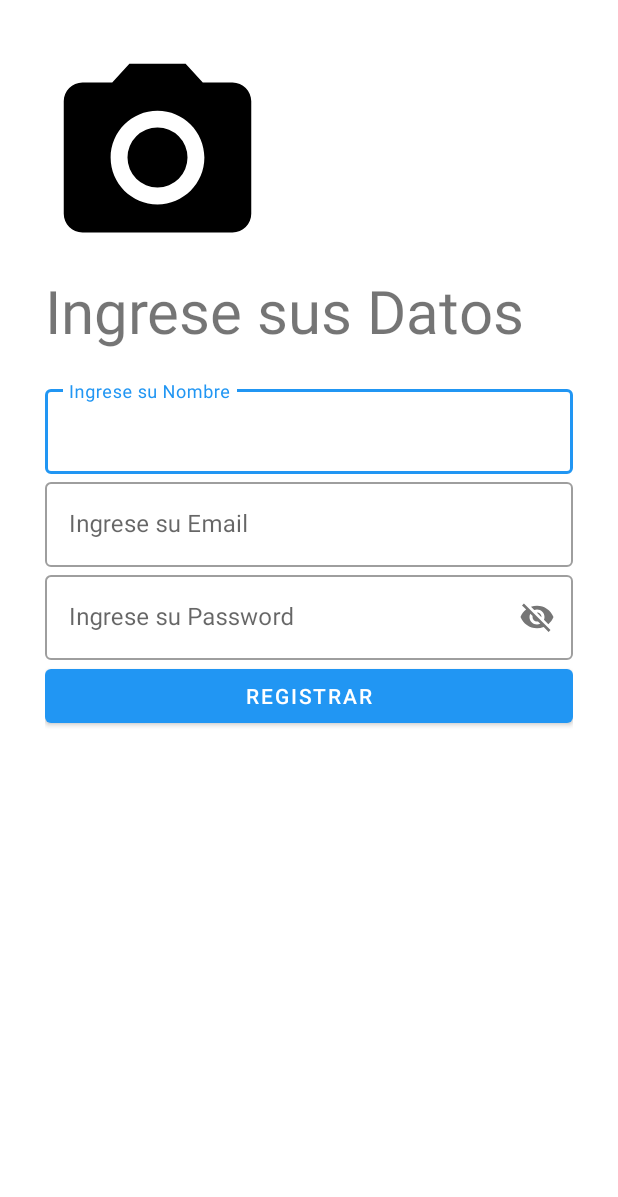
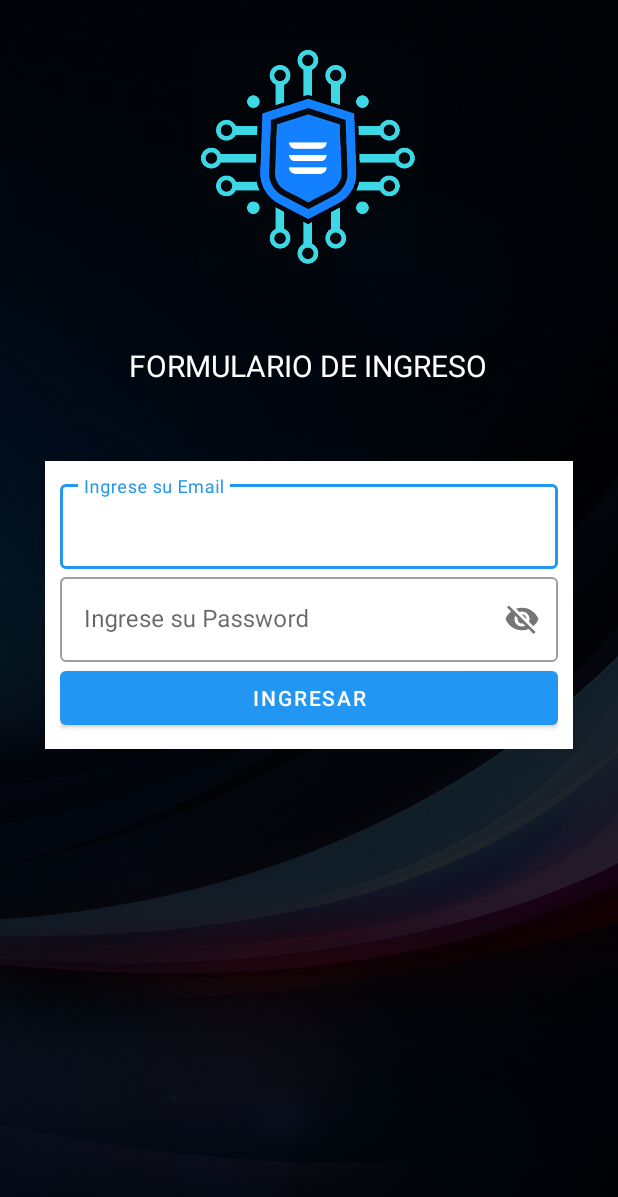
Before and after one commit to cristiamherreradaza/appElisa, an Android app: the screen it shows after launch (RegistroActivity before the commit, LoginActivity after it), on a phone screen of 412 x 824 dp. Shown: the top 1197 px of the screen. Run offline under Robolectric (Android 15) with nearby library versions, the light colour scheme and no system bars.

Commit message:
Se adiciono la funcion de login y splash screen

```diff
--- /dev/null
+++ b/app/src/main/java/net/goghu/elisa/SplashActivity.java
@@ -0,0 +1,25 @@
+package net.goghu.elisa;
+
+import androidx.appcompat.app.AppCompatActivity;
+
+import android.content.Intent;
+import android.os.Bundle;
+import android.os.Handler;
+
+public class SplashActivity extends AppCompatActivity {
+
+    @Override
+    protected void onCreate(Bundle savedInstanceState) {
+        super.onCreate(savedInstanceState);
+        setContentView(R.layout.activity_splash);
+
+        int secondsDelayed = 3;
+        new Handler().postDelayed(new Runnable() {
+            public void run() {
+                startActivity(new Intent(SplashActivity.this, LoginActivity.class));
+                finish();
+            }
+        }, secondsDelayed * 1000);
+
+    }
+}
--- a/app/src/main/res/layout/activity_login.xml
+++ b/app/src/main/res/layout/activity_login.xml
@@ -1,9 +1,82 @@
 <?xml version="1.0" encoding="utf-8"?>
-<androidx.constraintlayout.widget.ConstraintLayout xmlns:android="http://schemas.android.com/apk/res/android"
+<LinearLayout xmlns:android="http://schemas.android.com/apk/res/android"
     xmlns:app="http://schemas.android.com/apk/res-auto"
     xmlns:tools="http://schemas.android.com/tools"
     android:layout_width="match_parent"
     android:layout_height="match_parent"
-    tools:context=".LoginActivity">
+    android:orientation="vertical"
+    android:padding="30dp"
+    android:background="@drawable/fnd"
+    tools:context=".LoginActivity"
+    >
 
-</androidx.constraintlayout.widget.ConstraintLayout>
+    <ImageView
+        android:layout_width="150dp"
+        android:layout_height="150dp"
+        android:layout_gravity="center"
+        android:src="@drawable/escudo" />
+
+    <TextView
+        android:id="@+id/msg_registro"
+        android:layout_width="wrap_content"
+        android:layout_height="wrap_content"
+        android:layout_marginTop="50dp"
+        android:text="FORMULARIO DE INGRESO"
+        android:textColor="#ffffff"
+        android:layout_gravity="center"
+        android:textSize="20sp" />
+
+    <LinearLayout
+        android:layout_width="match_parent"
+        android:layout_height="wrap_content"
+        android:layout_marginTop="50dp"
+        android:layout_marginBottom="20dp"
+        android:background="#ffffff"
+        android:orientation="vertical"
+        android:padding="10dp"
+
+        >
+
+        <com.google.android.material.textfield.TextInputLayout
+            android:layout_width="match_parent"
+            android:layout_height="wrap_content"
+            android:id="@+id/txtEmail"
+
+            style="@style/Widget.MaterialComponents.TextInputLayout.OutlinedBox"
+            >
+
+            <com.google.android.material.textfield.TextInputEditText
+                android:layout_width="match_parent"
+                android:layout_height="wrap_content"
+                android:hint="@string/form_email" />
+
+        </com.google.android.material.textfield.TextInputLayout>
+
+        <com.google.android.material.textfield.TextInputLayout
+            android:layout_width="match_parent"
+            android:layout_height="wrap_content"
+            android:id="@+id/txtPassword"
+            app:passwordToggleEnabled="true"
+
+
+            style="@style/Widget.MaterialComponents.TextInputLayout.OutlinedBox"
+            >
+
+            <com.google.android.material.textfield.TextInputEditText
+                android:layout_width="match_parent"
+                android:layout_height="wrap_content"
+                android:hint="@string/form_password" />
+
+        </com.google.android.material.textfield.TextInputLayout>
+
+
+        <Button
+            android:id="@+id/btnRegistrar"
+            android:layout_width="match_parent"
+            android:layout_height="wrap_content"
+            android:onClick="Ingresa"
+            android:text="@string/btn_ingresar" />
+
+    </LinearLayout>
+
+</LinearLayout>
--- a/app/src/main/res/layout/activity_registro.xml
+++ b/app/src/main/res/layout/activity_registro.xml
@@ -6,7 +6,8 @@
     android:layout_height="match_parent"
     android:orientation="vertical"
     android:padding="30dp"
-    tools:context=".RegistroActivity">
+    tools:context=".RegistroActivity"
+    >
 
     <ImageView
         android:layout_width="150dp"
@@ -18,7 +19,7 @@
         android:layout_width="wrap_content"
         android:layout_height="wrap_content"
         android:text="@string/msg_registro"
-        android:textSize="40sp" />
+        android:textSize="20sp" />
 
     <LinearLayout
         android:layout_width="match_parent"
@@ -46,6 +47,7 @@
             android:layout_width="match_parent"
             android:layout_height="wrap_content"
             android:id="@+id/txtEmail"
+            android:paddingTop="10dp"
 
             style="@style/Widget.MaterialComponents.TextInputLayout.OutlinedBox"
             >
@@ -62,6 +64,8 @@
             android:layout_height="wrap_content"
             android:id="@+id/txtPassword"
             app:passwordToggleEnabled="true"
+            android:paddingTop="10dp"
+            android:paddingBottom="10dp"
 
             style="@style/Widget.MaterialComponents.TextInputLayout.OutlinedBox"
             >
@@ -73,12 +77,13 @@
 
         </com.google.android.material.textfield.TextInputLayout>
 
-        <com.google.android.material.button.MaterialButton
+
+        <Button
             android:id="@+id/btnRegistrar"
             android:layout_width="match_parent"
             android:layout_height="wrap_content"
             android:onClick="Envia"
-            android:text="@string/btn_registrar" />
+            android:text="Button" />
 
     </LinearLayout>
 
--- a/app/src/main/res/values/strings.xml
+++ b/app/src/main/res/values/strings.xml
@@ -15,5 +15,6 @@
     <string name="form_direccion">Ingrese su Direccion</string>
     <string name="form_password">Ingrese su Password</string>
     <string name="btn_registrar">REGISTRAR</string>
+    <string name="btn_ingresar">INGRESAR</string>
     <string name="msg_registro">Ingrese sus Datos</string>
 </resources>
--- a/build.gradle
+++ b/build.gradle
@@ -5,7 +5,7 @@ buildscript {
         mavenCentral()
     }
     dependencies {
-        classpath "com.android.tools.build:gradle:4.2.1"
+        classpath 'com.android.tools.build:gradle:4.2.2'
 
         // NOTE: Do not place your application dependencies here; they belong
         // in the individual module build.gradle files
```
Also changed, not shown: app/src/main/AndroidManifest.xml (+21 -14 lines), app/src/main/java/net/goghu/elisa/LoginActivity.java (+7 -0 lines), app/src/main/java/net/goghu/elisa/RegistroActivity.java (+3 -9 lines), app/src/main/res/layout/activity_splash.xml (added, +10 -0 lines), app/src/main/res/drawable/escudo.png (added), app/src/main/res/drawable/fnd.png (added), app/src/main/res/drawable/login.png (added), app/src/main/res/drawable/nombre.png (added).
